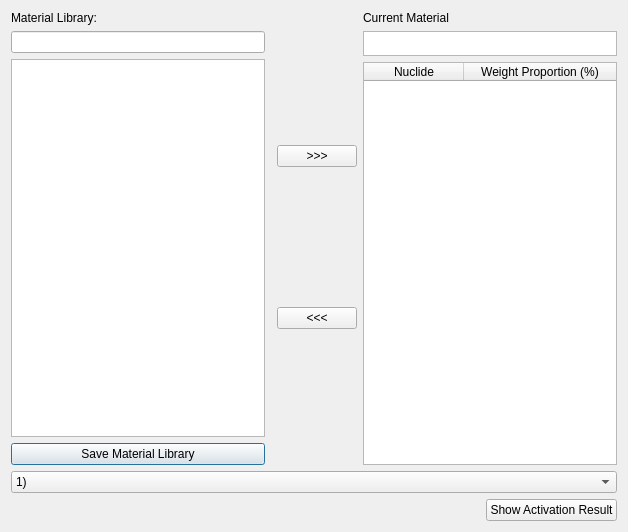
theysp/FDSNMH_GUI, file iterui/ui/InputDlg.ui: the form before one commit.
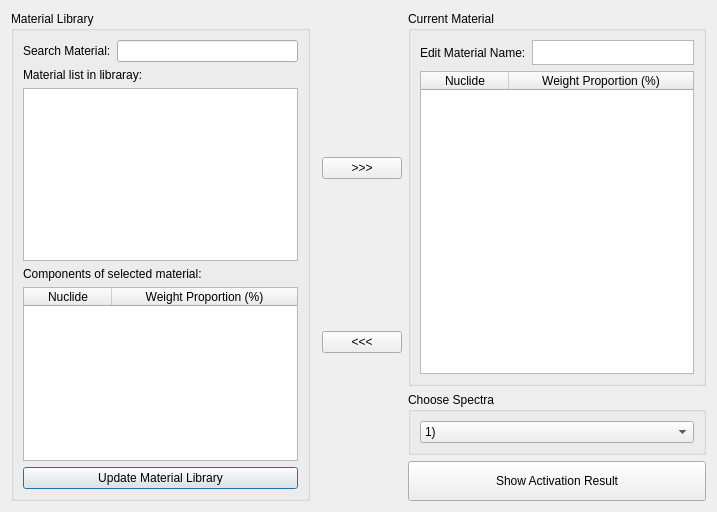
The form after the commit. Custom widgets are drawn as their Qt base class.

Commit message:
Adjust input dlg
Adjust the code of input dlg

Patch:
```diff
--- a/iterui/ui/InputDlg.ui
+++ b/iterui/ui/InputDlg.ui
@@ -6,34 +6,63 @@
    <rect>
     <x>0</x>
     <y>0</y>
-    <width>628</width>
-    <height>532</height>
+    <width>717</width>
+    <height>512</height>
    </rect>
   </property>
+  <property name="minimumSize">
+   <size>
+    <width>700</width>
+    <height>500</height>
+   </size>
+  </property>
   <property name="windowTitle">
    <string>Dialog</string>
   </property>
   <layout class="QVBoxLayout" name="verticalLayout_2">
    <item>
-    <layout class="QHBoxLayout" name="horizontalLayout">
+    <layout class="QHBoxLayout" name="horizontalLayout" stretch="8,1,8">
      <property name="topMargin">
       <number>0</number>
      </property>
      <item>
       <layout class="QVBoxLayout" name="verticalLayout_4">
+       <property name="spacing">
+        <number>9</number>
+       </property>
        <property name="leftMargin">
         <number>0</number>
        </property>
        <item>
-        <widget class="QLabel" name="label">
+        <widget class="QGroupBox" name="groupBox_3">
+         <property name="title">
+          <string>Material Library</string>
+         </property>
+         <layout class="QVBoxLayout" name="verticalLayout_7" stretch="0,0,0,0,0,0">
+          <item>
+           <layout class="QHBoxLayout" name="horizontalLayout_2">
+            <property name="topMargin">
+             <number>0</number>
+            </property>
+            <item>
+             <widget class="QLabel" name="label_3">
          <property name="text">
-          <string>Material Library:</string>
+               <string>Search Material:</string>
          </property>
         </widget>
        </item>
        <item>
         <widget class="QLineEdit" name="textMaterialSearch"/>
        </item>
+           </layout>
+          </item>
+          <item>
+           <widget class="QLabel" name="label_2">
+            <property name="text">
+             <string>Material list in libraray:</string>
+            </property>
+           </widget>
+          </item>
        <item>
         <widget class="QListWidget" name="listWidgetMaterialLib">
          <property name="toolTip">
@@ -42,10 +71,46 @@
         </widget>
        </item>
        <item>
-        <widget class="QPushButton" name="pushButtonSaveMaterialLib">
+           <widget class="QLabel" name="label">
          <property name="text">
-          <string>Save Material Library</string>
-         </property>
+             <string>Components of selected material:</string>
+            </property>
+           </widget>
+          </item>
+          <item>
+           <widget class="QTableWidgetMaterial" name="tableWidgetSelectedMatComposition">
+            <attribute name="horizontalHeaderVisible">
+             <bool>true</bool>
+            </attribute>
+            <attribute name="horizontalHeaderDefaultSectionSize">
+             <number>88</number>
+            </attribute>
+            <attribute name="horizontalHeaderStretchLastSection">
+             <bool>true</bool>
+            </attribute>
+            <attribute name="verticalHeaderVisible">
+             <bool>false</bool>
+            </attribute>
+            <column>
+             <property name="text">
+              <string>Nuclide</string>
+             </property>
+            </column>
+            <column>
+             <property name="text">
+              <string>Weight Proportion (%)</string>
+             </property>
+            </column>
+           </widget>
+          </item>
+          <item>
+           <widget class="QPushButton" name="pushButtonUpdateMaterialLib">
+            <property name="text">
+             <string>Update Material Library</string>
+            </property>
+           </widget>
+          </item>
+         </layout>
         </widget>
        </item>
       </layout>
@@ -89,10 +154,21 @@
         <number>0</number>
        </property>
        <item>
-        <widget class="QLabel" name="label_2">
-         <property name="text">
+        <widget class="QGroupBox" name="groupBox_2">
+         <property name="title">
           <string>Current Material</string>
          </property>
+         <layout class="QVBoxLayout" name="verticalLayout_6">
+          <item>
+           <layout class="QHBoxLayout" name="horizontalLayout_3">
+            <property name="topMargin">
+             <number>0</number>
+            </property>
+            <item>
+             <widget class="QLabel" name="label_4">
+              <property name="text">
+               <string>Edit Material Name:</string>
+              </property>
         </widget>
        </item>
        <item>
@@ -111,14 +187,22 @@
          </property>
         </widget>
        </item>
+           </layout>
+          </item>
        <item>
-        <widget class="QTableWidget" name="tableWidgetMatComposition">
+           <widget class="QTableWidgetMaterial" name="tableWidgetMatComposition">
+            <attribute name="horizontalHeaderDefaultSectionSize">
+             <number>88</number>
+            </attribute>
          <attribute name="horizontalHeaderStretchLastSection">
           <bool>true</bool>
          </attribute>
          <attribute name="verticalHeaderVisible">
           <bool>false</bool>
          </attribute>
+            <attribute name="verticalHeaderMinimumSectionSize">
+             <number>16</number>
+            </attribute>
          <attribute name="verticalHeaderStretchLastSection">
           <bool>false</bool>
          </attribute>
@@ -135,16 +219,28 @@
         </widget>
        </item>
       </layout>
-     </item>
-    </layout>
+        </widget>
    </item>
    <item>
-    <layout class="QHBoxLayout" name="horizontalLayout_2">
-     <property name="topMargin">
-      <number>0</number>
-     </property>
+        <widget class="QGroupBox" name="groupBox">
+         <property name="title">
+          <string>Choose Spectra</string>
+         </property>
+         <layout class="QVBoxLayout" name="verticalLayout_5">
      <item>
       <widget class="QComboBox" name="comboBoxSelectSpectra">
+            <property name="editable">
+             <bool>false</bool>
+            </property>
+            <property name="maxVisibleItems">
+             <number>6</number>
+            </property>
+            <property name="insertPolicy">
+             <enum>QComboBox::NoInsert</enum>
+            </property>
+            <property name="duplicatesEnabled">
+             <bool>true</bool>
+            </property>
        <item>
         <property name="text">
          <string>1) </string>
@@ -178,27 +274,23 @@
       </widget>
      </item>
     </layout>
+         <zorder>comboBoxSelectSpectra</zorder>
+         <zorder>comboBoxSelectSpectra</zorder>
+        </widget>
    </item>
    <item>
-    <layout class="QHBoxLayout" name="horizontalLayout_3">
+        <layout class="QHBoxLayout" name="horizontalLayout_4">
      <property name="topMargin">
       <number>0</number>
      </property>
-     <item>
-      <spacer name="horizontalSpacer">
-       <property name="orientation">
-        <enum>Qt::Horizontal</enum>
-       </property>
-       <property name="sizeHint" stdset="0">
-        <size>
-         <width>40</width>
-         <height>20</height>
-        </size>
-       </property>
-      </spacer>
-     </item>
      <item>
       <widget class="QPushButton" name="pushButtonShowResult">
+           <property name="minimumSize">
+            <size>
+             <width>0</width>
+             <height>40</height>
+            </size>
+           </property>
        <property name="text">
         <string>Show Activation Result</string>
        </property>
@@ -207,7 +299,18 @@
     </layout>
    </item>
   </layout>
+     </item>
+    </layout>
+   </item>
+  </layout>
  </widget>
+ <customwidgets>
+  <customwidget>
+   <class>QTableWidgetMaterial</class>
+   <extends>QTableWidget</extends>
+   <header location="global">qtablewidgetmaterial.h</header>
+  </customwidget>
+ </customwidgets>
  <resources/>
  <connections/>
 </ui>
```
Left out of the diff: 3 changed lines with no effect on the pictures. Lines whose indentation alone changed are shown as unchanged. The commit also changes 6 other files.
